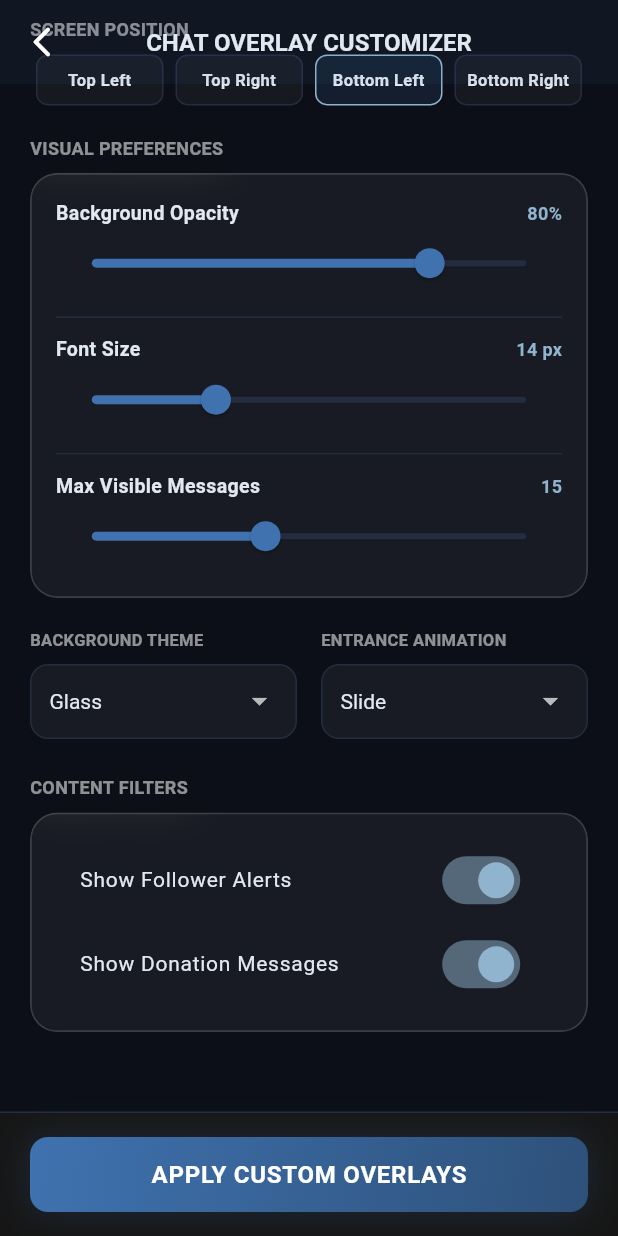
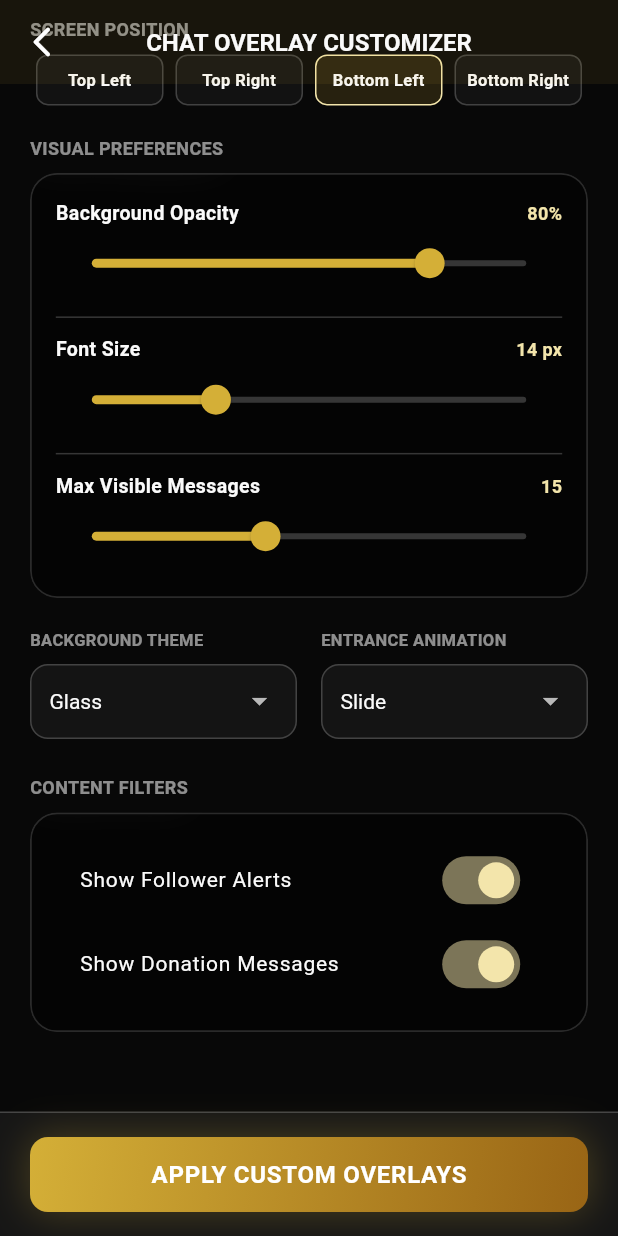
Before and after one commit to gokulavi/open-cast, a Flutter app: the ChatOverlayScreen screen opened by its route, scrolled down 319 dp, on a phone screen of 412 x 824 dp. Run offline on Flutter 3.47's test engine with Material 3 defaults, Android fonts, the phone set to English and light mode, and no system bars; our stand-ins replace firebase_core, fl_chart, flutter_animate, flutter_riverpod, go_router; accounts and stored records are empty; network calls fail; Roboto replaces fonts that are missing (Exo2, Rajdhani).

Commit message:
Update design system to premium gold with black glassy finish and white strokes

```diff
--- a/lib/shared/widgets/glass_card.dart
+++ b/lib/shared/widgets/glass_card.dart
@@ -25,7 +25,7 @@ class GlassCard extends StatelessWidget {
     this.borderRadius = 18.0,
     this.blur = 15.0,
     this.borderOpacity = 0.15,
-    this.bgOpacity = 0.05,
+    this.bgOpacity = 0.55, // Frosted black glass default opacity
     this.customBorder,
     this.padding = const EdgeInsets.all(16.0),
     this.width,
@@ -49,7 +49,7 @@ class GlassCard extends StatelessWidget {
           child: Container(
             padding: padding,
             decoration: BoxDecoration(
-              color: Colors.white.withValues(alpha: bgOpacity),
+              color: Colors.black.withValues(alpha: bgOpacity),
               borderRadius: BorderRadius.circular(borderRadius),
               border: customBorder ??
                   Border.all(
--- a/lib/theme/app_theme.dart
+++ b/lib/theme/app_theme.dart
@@ -8,22 +8,22 @@ import 'package:flutter/material.dart';
 class AppColors {
   AppColors._();
 
-  static const Color matteBlack = Color(0xFF0C0F17);       // Soft Slate Midnight (calming background)
-  static const Color currentViolet = Color(0xFF3F72AF);     // Sophisticated Sapphire Blue (primary brand)
-  static const Color accentPurpleGlow = Color(0xFF90B4CE);  // Cool Ice Blue (glow highlights)
-  static const Color softWhite = Color(0xFFE2E8F0);         // Calm Off-white (prevents text glare)
-  static const Color cardDark = Color(0xFF161B26);          // Soft Charcoal Card fill
-  static const Color surface = Color(0xFF111520);           // Deep Surface container
-  static const Color border = Color(0xFF242C3F);            // Low-contrast Steel Border
+  static const Color matteBlack = Color(0xFF080808);       // Luxury Deep Matte Black (scaffold bg)
+  static const Color currentViolet = Color(0xFFD4AF37);     // Rich Metallic Gold (brand primary)
+  static const Color accentPurpleGlow = Color(0xFFF3E5AB);  // Soft Champagne Gold (glow active highlights)
+  static const Color softWhite = Color(0xFFFAFAFA);         // Bright Soft White (clear readable text)
+  static const Color cardDark = Color(0xFF141414);          // Frosted Glassy Black Card base
+  static const Color surface = Color(0xFF1B1B1B);           // Elevated surface base
+  static const Color border = Color(0x33FFFFFF);            // Glass White Stroke (20% opacity)
 
-  static const Color liveRed = Color(0xFFFF5376);           // Soft Crimson Live Red
-  static const Color onlineGreen = Color(0xFF10B981);       // Calming Emerald Green
-  static const Color warningAmber = Color(0xFFF59E0B);      // Warm Amber Warning
-  static const Color infoBlue = Color(0xFF3B82F6);          // Steel Blue Info
+  static const Color liveRed = Color(0xFFFF453A);           // Smooth Live Crimson Red
+  static const Color onlineGreen = Color(0xFF30D158);       // Brilliant Active Green
+  static const Color warningAmber = Color(0xFFFFD60A);      // Warm Yellow warning
+  static const Color infoBlue = Color(0xFF0A84FF);          // Ocean Indigo Info
 
   // Gradients
   static const LinearGradient brandGradient = LinearGradient(
-    colors: [currentViolet, Color(0xFF2E517A)],
+    colors: [currentViolet, Color(0xFF996515)], // Metallic Gold to Dark Gold
     begin: Alignment.topLeft,
     end: Alignment.bottomRight,
   );
@@ -35,7 +35,7 @@ class AppColors {
   );
 
   static const LinearGradient neonBorderGradient = LinearGradient(
-    colors: [currentViolet, accentPurpleGlow, Color(0xFF6B99C3)],
+    colors: [currentViolet, accentPurpleGlow, Color(0xFFC5A059)],
     begin: Alignment.topLeft,
     end: Alignment.bottomRight,
   );
@@ -45,14 +45,14 @@ class AppGlows {
   AppGlows._();
 
   static const BoxShadow violetGlow = BoxShadow(
-    color: Color(0x333F72AF), // Softer, lower opacity sapphire glow
-    blurRadius: 20,
+    color: Color(0x44D4AF37), // Soft gold glow shadow
+    blurRadius: 22,
     spreadRadius: 1,
     offset: Offset(0, 0),
   );
 
   static const BoxShadow redGlow = BoxShadow(
-    color: Color(0x33FF5376), // Softer crimson glow
+    color: Color(0x33FF453A),
     blurRadius: 20,
     spreadRadius: 1,
     offset: Offset(0, 0),
@@ -136,13 +136,13 @@ class AppTheme {
   // Violet Neon Theme Definition (Cyberpunk style)
   static ThemeData get violetNeon {
     return darkPro.copyWith(
-      scaffoldBackgroundColor: const Color(0xFF0A0F1D), // Calm Midnight Blue
+      scaffoldBackgroundColor: const Color(0xFF050505), // Ultra Black
       cardTheme: CardThemeData(
-        color: const Color(0xFF151C2C), // Navy-Slate card fill
+        color: const Color(0xFF0F0F0F), // Black Glass Base
         elevation: 0,
         shape: RoundedRectangleBorder(
           borderRadius: BorderRadius.circular(18),
-          side: BorderSide(color: AppColors.accentPurpleGlow.withValues(alpha: 0.4), width: 1.2), // Softer ice-blue border
+          side: const BorderSide(color: Colors.white24, width: 1.2), // Clear White stroke outline
         ),
       ),
     );
```
